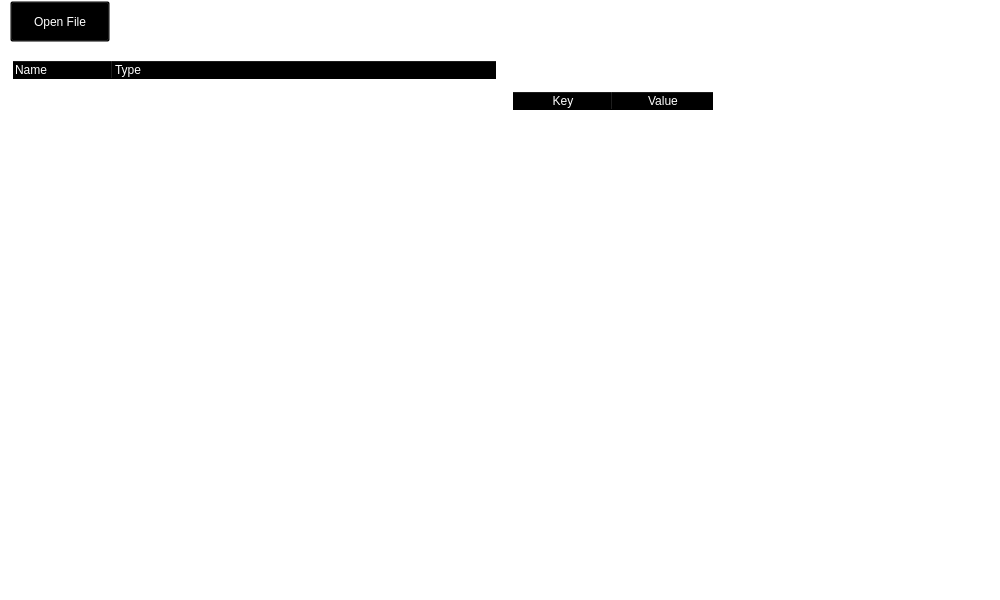
Old version of the form ui/mainwindow.ui in the repository squairdev/OpenPoster.
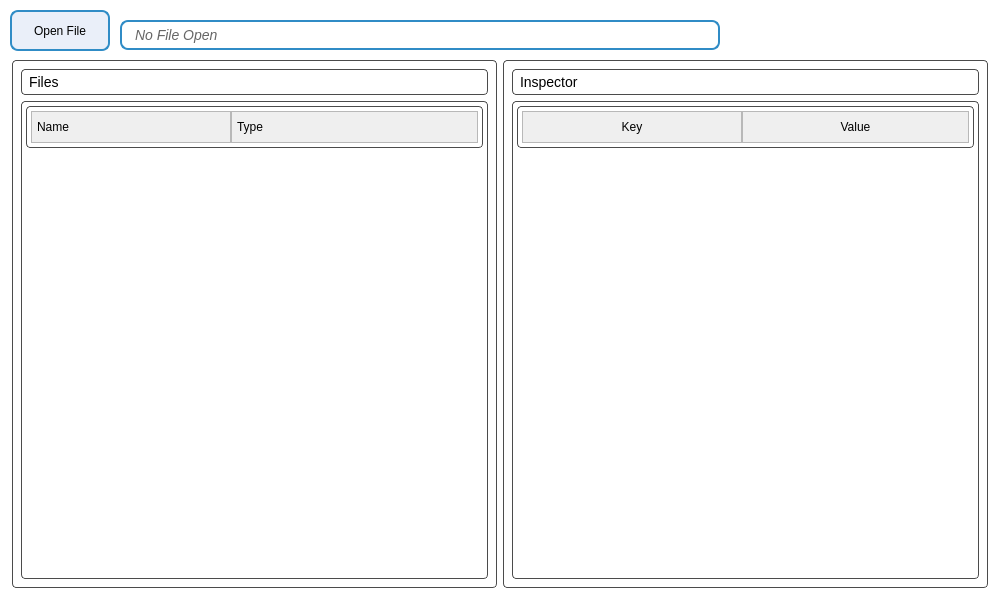
New version of the form.

Patch:
```diff
--- a/ui/mainwindow.ui
+++ b/ui/mainwindow.ui
@@ -233,7 +233,7 @@
   </property>
   <property name="styleSheet">
    <string notr="true">QWidget {
-    color: #FFFFFF;
+    color: palette(text);
     background-color: transparent;
 	spacing: 0px;
 }
@@ -243,9 +243,9 @@
 }
 
 QWidget [cls=central] {
-    background-color: #1e1e1e;
+    background-color: palette(base);
 	border-radius: 0px;
-	border: 1px solid #4B4B4B;
+	border: 1px solid palette(mid);
 }
 
 QLabel {
@@ -253,9 +253,9 @@
 }
 
 QToolButton {
-    background-color: #3b3b3b;
+    background-color: palette(button);
     border: none;
-    color: #e8e8e8;
+    color: palette(text);
     font-size: 14px;
 	min-height: 35px;
 	icon-size: 16px;
@@ -275,8 +275,8 @@
 }
 
 QToolButton:checked {
-    background-color: #2860ca;
-    color: #FFFFFF;
+    background-color: palette(highlight);
+    color: palette(highlighted-text);
 }
 
 QCheckBox {
@@ -292,7 +292,7 @@
 QLineEdit {
 	border: none;
 	background-color: transparent;
-	color: #FFFFFF;
+	color: palette(text);
 	font-size: 14px;
 }
 
@@ -307,7 +307,7 @@
 }
 
 QScrollBar::handle {
-    background: #3b3b3b;
+    background: palette(mid);
     border-radius: 4px;
 }
 
@@ -326,13 +326,13 @@
 }
 
 QSlider::groove:horizontal {
-    background-color: #3b3b3b;
+    background-color: palette(mid);
     height: 4px;
 	border-radius: 2px;
 }
 
 QSlider::handle:horizontal {
-    background-color: #535353;
+    background-color: palette(dark);
     width: 8px;
     margin: -8px 0;
     border-radius: 4px;
@@ -343,9 +343,33 @@
 }
 
 QSlider::tick:horizontal {
-    background-color: #535353;
+    background-color: palette(dark);
     width: 1px;
 }
+
+QHeaderView::section {
+    background-color: palette(button);
+    color: palette(text);
+    padding: 5px;
+    border: 1px solid palette(mid);
+    height: 30px;
+}
+
+QTableView, QTreeView {
+    border: none;
+    selection-background-color: palette(highlight);
+    selection-color: palette(highlighted-text);
+}
+
+QTreeView::item {
+    min-height: 30px;
+    padding: 2px;
+}
+
+QPushButton, QLabel[clickable="true"] {
+    border-radius: 6px;
+    padding: 5px 10px;
+}
 </string>
   </property>
   <widget class="QWidget" name="centralwidget">
@@ -565,27 +589,70 @@
     </property>
     <layout class="QHBoxLayout" name="horizontalLayout">
      <item>
-      <widget class="QTreeWidget" name="treeWidget">
-       <property name="columnCount">
-        <number>2</number>
+      <widget class="QWidget" name="filesWidget" native="true">
+       <property name="styleSheet">
+        <string notr="true">border: 1px solid #4B4B4B; border-radius: 4px; padding: 4px;</string>
        </property>
-       <attribute name="headerVisible">
-        <bool>true</bool>
-       </attribute>
-       <column>
-        <property name="text">
-         <string>Name</string>
-        </property>
-       </column>
-       <column>
-        <property name="text">
-         <string>Type</string>
-        </property>
-       </column>
+       <layout class="QVBoxLayout" name="filesLayout">
+        <item>
+         <widget class="QLabel" name="filesLabel">
+          <property name="text">
+           <string>Files</string>
+          </property>
+         </widget>
+        </item>
+        <item>
+         <widget class="QTreeWidget" name="treeWidget">
+          <property name="columnCount">
+           <number>2</number>
+          </property>
+          <attribute name="headerVisible">
+           <bool>true</bool>
+          </attribute>
+          <attribute name="headerDefaultSectionSize">
+           <number>200</number>
+          </attribute>
+          <attribute name="headerMinimumSectionSize">
+           <number>100</number>
+          </attribute>
+          <attribute name="headerStretchLastSection">
+           <bool>true</bool>
+          </attribute>
+          <attribute name="headerHighlightSections">
+           <bool>true</bool>
+          </attribute>
+          <property name="iconSize">
+           <size>
+            <width>24</width>
+            <height>24</height>
+           </size>
+          </property>
+          <property name="indentation">
+           <number>20</number>
+          </property>
+          <property name="uniformRowHeights">
+           <bool>true</bool>
+          </property>
+          <column>
+           <property name="text">
+            <string>Name</string>
+           </property>
+          </column>
+          <column>
+           <property name="text">
+            <string>Type</string>
+           </property>
+          </column>
+         </widget>
+        </item>
+       </layout>
       </widget>
      </item>
      <item>
       <widget class="QWidget" name="verticalWidget" native="true">
+       <property name="styleSheet">
+        <string notr="true">border: 1px solid #4B4B4B; border-radius: 4px; padding: 4px;</string>
+       </property>
        <layout class="QVBoxLayout" name="verticalLayout">
         <item>
          <widget class="QLabel" name="label">
@@ -599,6 +666,21 @@
           <property name="columnCount">
            <number>2</number>
           </property>
+          <attribute name="horizontalHeaderDefaultSectionSize">
+           <number>220</number>
+          </attribute>
+          <attribute name="horizontalHeaderMinimumSectionSize">
+           <number>100</number>
+          </attribute>
+          <attribute name="horizontalHeaderStretchLastSection">
+           <bool>true</bool>
+          </attribute>
+          <attribute name="verticalHeaderDefaultSectionSize">
+           <number>30</number>
+          </attribute>
+          <attribute name="verticalHeaderMinimumSectionSize">
+           <number>25</number>
+          </attribute>
           <column>
            <property name="text">
             <string>Key</string>
@@ -620,7 +702,7 @@
     <property name="geometry">
      <rect>
       <x>10</x>
-      <y>1</y>
+      <y>10</y>
       <width>100</width>
       <height>41</height>
      </rect>
@@ -628,6 +710,17 @@
     <property name="autoFillBackground">
      <bool>true</bool>
     </property>
+    <property name="styleSheet">
+     <string notr="true">QPushButton {
+  border: 1.5px solid palette(highlight);
+  border-radius: 8px;
+  padding: 5px 10px;
+  background-color: rgba(80, 120, 200, 30);
+}
+QPushButton:pressed {
+  background-color: rgba(60, 100, 180, 120);
+}</string>
+    </property>
     <property name="text">
      <string>Open File</string>
     </property>
@@ -636,11 +729,26 @@
     <property name="geometry">
      <rect>
       <x>120</x>
-      <y>10</y>
-      <width>271</width>
-      <height>16</height>
+      <y>20</y>
+      <width>600</width>
+      <height>30</height>
      </rect>
     </property>
+    <property name="minimumSize">
+     <size>
+      <width>200</width>
+      <height>30</height>
+     </size>
+    </property>
+    <property name="maximumSize">
+     <size>
+      <width>800</width>
+      <height>16777215</height>
+     </size>
+    </property>
+    <property name="styleSheet">
+     <string notr="true">border: 1.5px solid palette(highlight); border-radius: 8px; padding: 5px 10px; color: #666666; font-style: italic;</string>
+    </property>
     <property name="text">
      <string>No File Open</string>
     </property>
```
Left out of the diff: 11 changed lines with no effect on the pictures.
